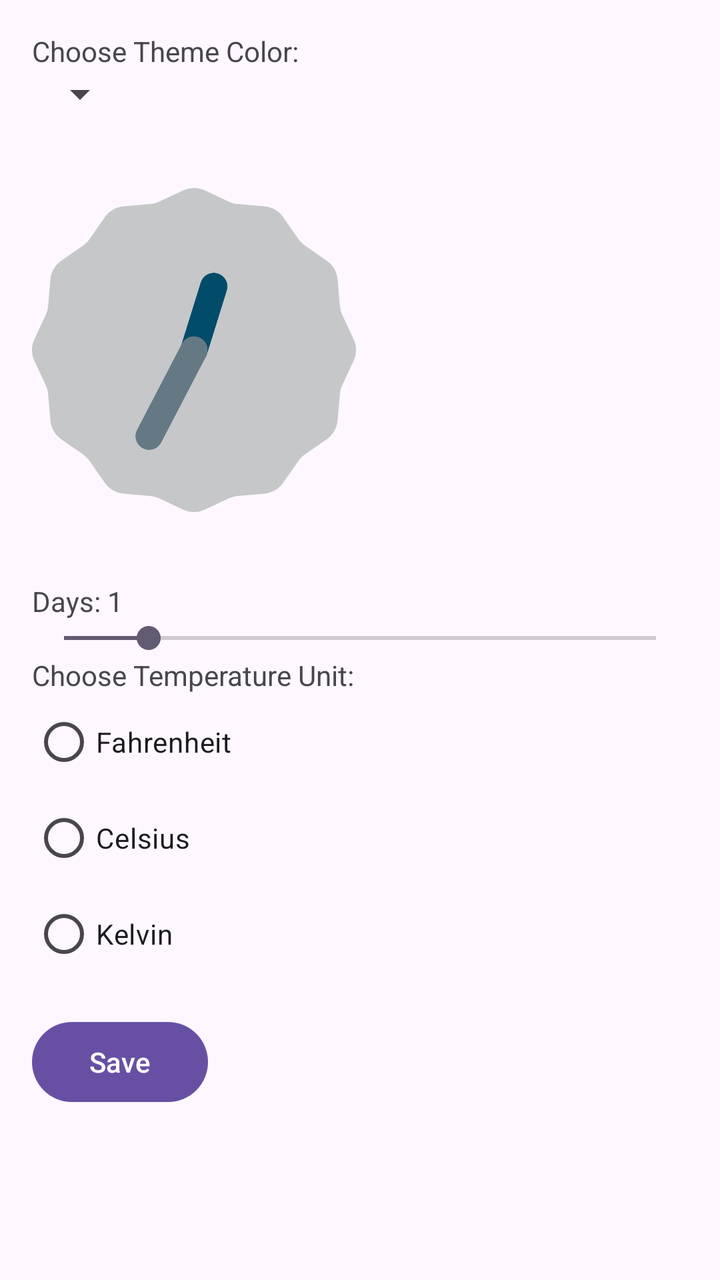
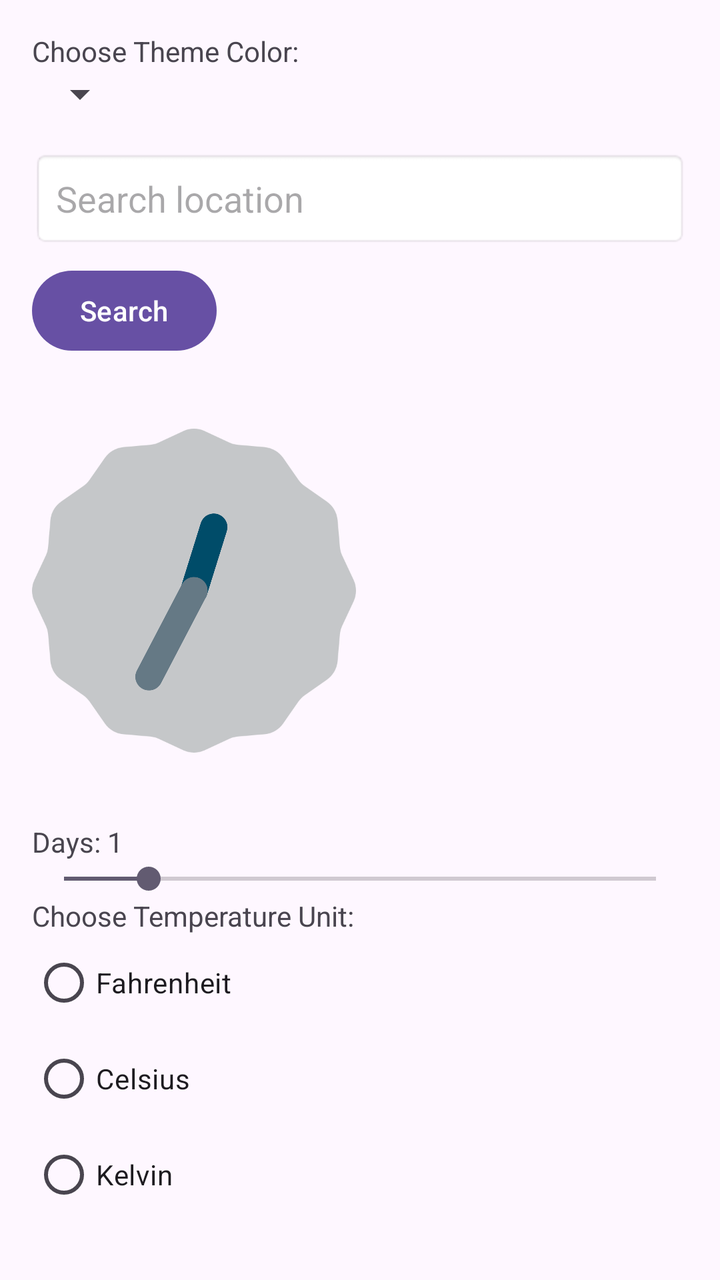

Compare the two renders of this Android layout. The source of the first and the diff that turns it into the second are given below.
<!-- AndroidManifest.xml: application theme Theme.WeatherApp -->
<!-- res/layout/activity_settings.xml -->
<?xml version="1.0" encoding="utf-8"?>
<LinearLayout
    xmlns:android="http://schemas.android.com/apk/res/android"
    android:orientation="vertical"
    android:layout_width="match_parent"
    android:layout_height="match_parent"
    android:padding="16dp">

    <TextView
        android:layout_width="wrap_content"
        android:layout_height="wrap_content"
        android:text="Choose Theme Color:"/>

    <Spinner
        android:id="@+id/colorSpinner"
        android:layout_width="wrap_content"
        android:layout_height="wrap_content"/>

    <AnalogClock
        android:id="@+id/analogClock"
        android:layout_width="162dp"
        android:layout_height="200dp"
        android:layout_marginTop="16dp" />

    <TextView
        android:id="@+id/daysTextView"
        android:layout_width="wrap_content"
        android:layout_height="wrap_content"
        android:text="Days: 1"
        android:layout_marginTop="16dp"/>

    <SeekBar
        android:id="@+id/daysSeekBar"
        android:layout_width="match_parent"
        android:layout_height="wrap_content"
        android:max="7"
        android:progress="1"/>

    <TextView
        android:layout_width="wrap_content"
        android:layout_height="wrap_content"
        android:text="Choose Temperature Unit:"/>

    <RadioGroup
        android:id="@+id/temperatureUnits"
        android:layout_width="wrap_content"
        android:layout_height="wrap_content">
        <RadioButton
            android:id="@+id/fahrenheit"
            android:layout_width="wrap_content"
            android:layout_height="wrap_content"
            android:text="Fahrenheit"/>
        <RadioButton
            android:id="@+id/celsius"
            android:layout_width="wrap_content"
            android:layout_height="wrap_content"
            android:text="Celsius"/>
        <RadioButton
            android:id="@+id/kelvin"
            android:layout_width="wrap_content"
            android:layout_height="wrap_content"
            android:text="Kelvin"/>

    </RadioGroup>

    <Button
        android:id="@+id/saveButton"
        android:text="Save"
        android:layout_width="wrap_content"
        android:layout_height="wrap_content"
        android:layout_marginTop="16dp"/>

</LinearLayout>
<!-- resources referenced by this layout -->
<resources>
  <style name="Theme.WeatherApp" parent="Base.Theme.WeatherApp" />
  <style name="Base.Theme.WeatherApp" parent="Theme.Material3.DayNight.NoActionBar">
          
          
      </style>
</resources>

<!-- the commit's change to res/layout/activity_settings.xml (unified diff, before → after) -->
@@ -15,6 +15,22 @@
         android:id="@+id/colorSpinner"
         android:layout_width="wrap_content"
         android:layout_height="wrap_content"/>
+
+    <EditText
+        android:id="@+id/locationSearch"
+        android:layout_width="match_parent"
+        android:layout_height="wrap_content"
+        android:hint="Search location"
+        android:layout_marginTop="16dp"
+        android:padding="12dp"
+        android:background="@android:drawable/editbox_background"/>
+
+    <Button
+        android:id="@+id/searchButton"
+        android:layout_width="wrap_content"
+        android:layout_height="wrap_content"
+        android:text="Search"
+        android:layout_marginTop="8dp"/>
 
     <AnalogClock
         android:id="@+id/analogClock"
@@ -60,7 +76,6 @@
             android:layout_width="wrap_content"
             android:layout_height="wrap_content"
             android:text="Kelvin"/>
-
     </RadioGroup>
 
     <Button
